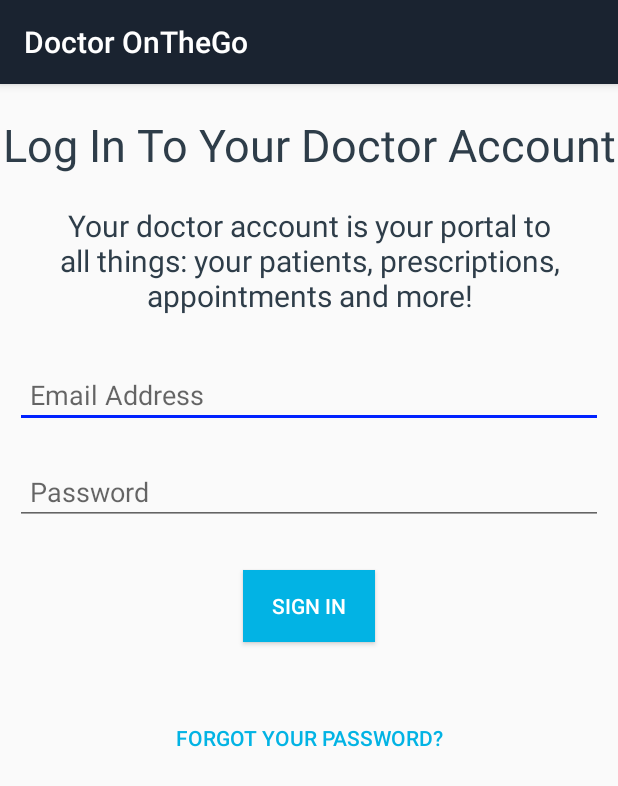
After one commit to architkaila/DoctorOnTheGoApp, an Android app: the DoctorLogin screen opened directly, with no data from a screen before it, on a phone screen of 412 x 824 dp. The commit adds this screen. Shown: the top 786 px of the screen. Run offline under Robolectric (Android 15) with nearby library versions, the phone set to English and light mode, and no system bars.

Commit message:
Added Doctor functionality

```diff
--- a/app/build.gradle
+++ b/app/build.gradle
@@ -36,4 +36,8 @@ dependencies {
 
 
 
+
+
+
+
 apply plugin: 'com.google.gms.google-services'
--- a/app/src/main/AndroidManifest.xml
+++ b/app/src/main/AndroidManifest.xml
@@ -9,7 +9,6 @@
         android:roundIcon="@mipmap/ic_launcher_round"
         android:supportsRtl="true"
         android:theme="@style/AppTheme">
-        <activity android:name=".MainActivity" />
         <activity android:name=".SplashActivity">
             <intent-filter>
                 <action android:name="android.intent.action.MAIN" />
@@ -19,7 +18,9 @@
         </activity>
         <activity android:name=".PatientActivity" />
         <activity android:name=".PatientDetailsActivity" />
-        <activity android:name=".PatientProfileUpdate"></activity>
+        <activity android:name=".PatientProfileUpdate" />
+        <activity android:name=".DoctorLogin" />
+        <activity android:name=".DoctorActivity"></activity>
     </application>
 
 </manifest>
--- /dev/null
+++ b/app/src/main/java/software/doctoronthego/DoctorLogin.java
@@ -0,0 +1,26 @@
+package software.doctoronthego;
+
+import android.content.Intent;
+import android.os.Bundle;
+import android.support.v7.app.AppCompatActivity;
+import android.view.View;
+import android.widget.Button;
+
+public class DoctorLogin extends AppCompatActivity {
+
+    @Override
+    protected void onCreate(Bundle savedInstanceState) {
+        super.onCreate(savedInstanceState);
+        setContentView(R.layout.activity_doctor_login);
+
+        Button signin = findViewById(R.id.doctor_sign_in);
+
+        signin.setOnClickListener(new View.OnClickListener() {
+            @Override
+            public void onClick(View view) {
+                startActivity(new Intent(DoctorLogin.this, DoctorActivity.class));
+            }
+        });
+
+    }
+}
--- /dev/null
+++ b/app/src/main/res/layout/activity_doctor_login.xml
@@ -0,0 +1,71 @@
+<ScrollView xmlns:android="http://schemas.android.com/apk/res/android"
+    android:layout_width="match_parent"
+    android:layout_height="match_parent">
+
+    <LinearLayout
+        android:layout_width="match_parent"
+        android:layout_height="wrap_content"
+        android:orientation="vertical">
+
+        <TextView
+            android:layout_width="match_parent"
+            android:layout_height="wrap_content"
+            android:layout_marginTop="20dp"
+            android:gravity="center"
+            android:text="@string/doctor_signin"
+            android:textColor="@color/colorText"
+            android:textSize="30sp" />
+
+        <TextView
+            android:layout_width="match_parent"
+            android:layout_height="wrap_content"
+            android:layout_marginBottom="20dp"
+            android:layout_marginLeft="10dp"
+            android:layout_marginRight="10dp"
+            android:layout_marginTop="20dp"
+            android:gravity="center"
+            android:text="@string/signup_in_desc_doctor"
+            android:textColor="@color/colorText"
+            android:textSize="20sp" />
+
+        <EditText
+            android:id="@+id/doctor_signin_email"
+            android:layout_width="match_parent"
+            android:layout_height="wrap_content"
+            android:layout_margin="10dp"
+            android:hint="@string/signup_hint_3"
+            android:inputType="textEmailAddress"
+            android:padding="10dp" />
+
+        <EditText
+            android:id="@+id/doctor_signin_password"
+            android:layout_width="match_parent"
+            android:layout_height="wrap_content"
+            android:layout_margin="10dp"
+            android:hint="@string/signup_hint_4"
+            android:inputType="textPassword"
+            android:padding="10dp" />
+
+        <Button
+            android:id="@+id/doctor_sign_in"
+            android:layout_width="wrap_content"
+            android:layout_height="wrap_content"
+            android:layout_gravity="center"
+            android:layout_margin="20dp"
+            android:background="@color/colorButton"
+            android:text="@string/signin_button_1"
+            android:textColor="@color/white" />
+
+        <Button
+            android:id="@+id/doctor_forgot"
+            android:layout_width="wrap_content"
+            android:layout_height="wrap_content"
+            android:layout_gravity="center"
+            android:layout_margin="20dp"
+            android:background="#00000000"
+            android:text="@string/signin_button_2"
+            android:textColor="@color/colorButton" />
+
+    </LinearLayout>
+
+</ScrollView>
--- /dev/null
+++ b/app/src/main/res/menu/doctorlogin.xml
@@ -0,0 +1,6 @@
+<?xml version="1.0" encoding="utf-8"?>
+<menu xmlns:android="http://schemas.android.com/apk/res/android">
+    <item
+        android:id="@+id/doctorLogin"
+        android:title="Doctor Login" />
+</menu>
--- a/app/src/main/res/values/strings.xml
+++ b/app/src/main/res/values/strings.xml
@@ -25,10 +25,10 @@
     <string name="client_choose_img_1">Doctor treating patient.</string>
     <string name="client_choose_img_2">Doctor</string>
 
-    <string name="signup_in_desc_doctor">Your doctor account is your portal to all things: your profile, patients, appointments and more!</string>
+    <string name="signup_in_desc_doctor">Your doctor account is your portal to all things: your patients, prescriptions, appointments and more!</string>
     <string name="signup_doctor">Create Your doctor Account</string>
     <string name="signin_admin">Administrator Login</string>
-
+    <string name="doctor_signin">Log In To Your Doctor Account</string>
     <string name="hello_blank_fragment">Hello blank fragment</string>
 
     <string name="datepicker_button">Date</string>
@@ -44,6 +44,7 @@
     <string name="patient_profile_tv4">Age:</string>
     <string name="patient_profile_tv5">Address:</string>
     <string name="update_profile">Update Profile</string>
+    <string name="patients_list">Patients</string>
 
     <string name="a" formatted="false">Firebase User: %s</string>
     <string name="b" formatted="false">Email User: %s %b</string>
```
Also changed, not shown: app/src/main/java/software/doctoronthego/DoctorActivity.java (added, +22 -0 lines), app/src/main/java/software/doctoronthego/DoctorAdaptor.java (added, +46 -0 lines), app/src/main/java/software/doctoronthego/MainActivity.java (deleted, +0 -13 lines), app/src/main/java/software/doctoronthego/PatientActivity.java (+21 -0 lines), app/src/main/java/software/doctoronthego/fragments/DoctorPatientList.java (added, +30 -0 lines), app/src/main/java/software/doctoronthego/fragments/DoctorViewAppointment.java (added, +30 -0 lines), app/src/main/res/layout/activity_doctor.xml (added, +19 -0 lines), app/src/main/res/layout/activity_main.xml (deleted, +0 -18 lines), app/src/main/res/layout/fragment_doctor_patient_list.xml (added, +13 -0 lines), app/src/main/res/layout/fragment_doctor_view_appointment.xml (added, +13 -0 lines).
